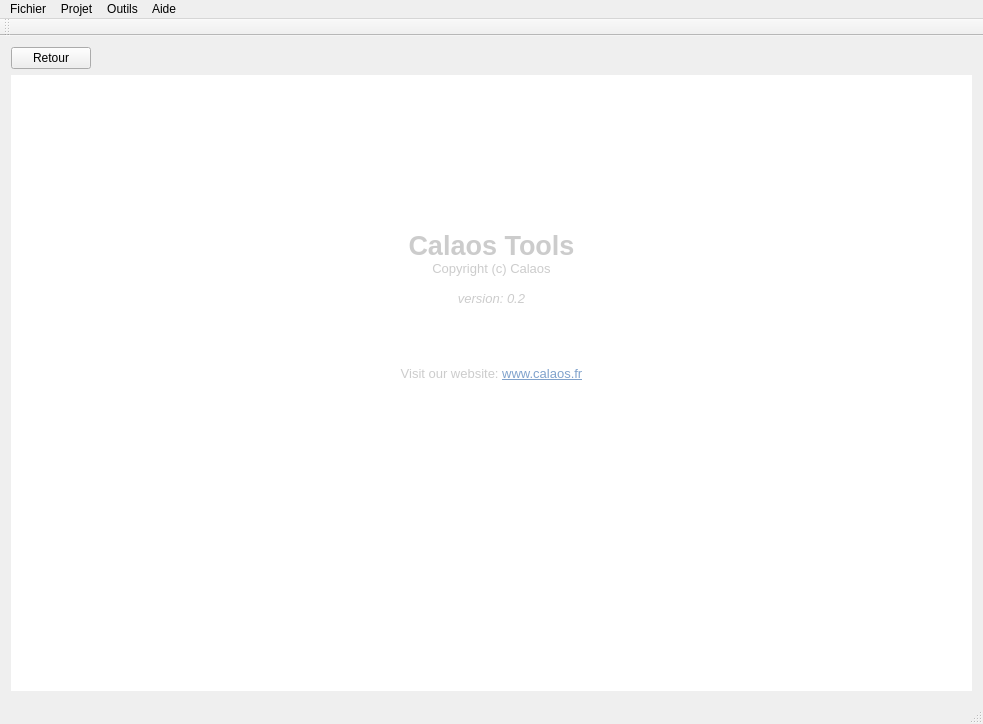
Old version of the form data/mainwindow.ui in the repository calaos/calaos_installer.
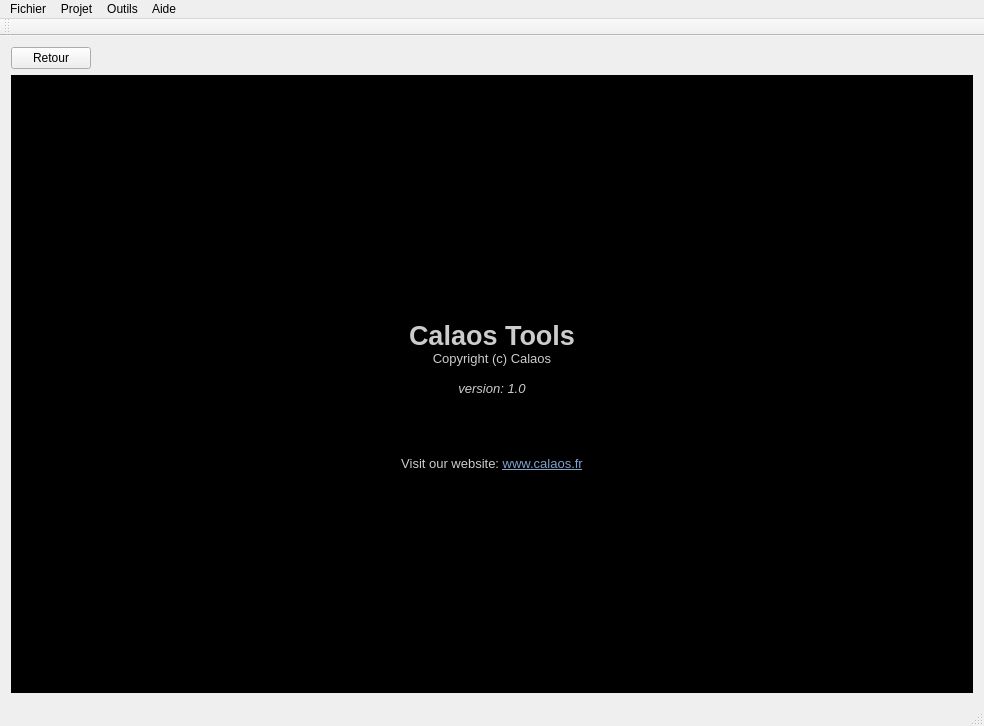
New version of the form. The open tabs and pages were chosen to show the change. Icons and pictures are not drawn. Custom widgets are drawn as their Qt base class.

Patch:
```diff
--- a/data/mainwindow.ui
+++ b/data/mainwindow.ui
@@ -6,8 +6,8 @@
    <rect>
     <x>0</x>
     <y>0</y>
-    <width>983</width>
-    <height>724</height>
+    <width>984</width>
+    <height>726</height>
    </rect>
   </property>
   <property name="windowTitle">
@@ -19,6 +19,9 @@
   </property>
   <widget class="QWidget" name="centralwidget">
    <layout class="QHBoxLayout" name="horizontalLayout">
+    <property name="spacing">
+     <number>0</number>
+    </property>
     <property name="margin">
      <number>0</number>
     </property>
@@ -91,6 +94,9 @@
            </item>
            <item>
             <widget class="QTextEdit" name="textEdit">
+             <property name="styleSheet">
+              <string notr="true">background-color: rgb(0, 0, 0);</string>
+             </property>
              <property name="frameShape">
               <enum>QFrame::NoFrame</enum>
              </property>
@@ -104,27 +110,32 @@
               <string>&lt;!DOCTYPE HTML PUBLIC &quot;-//W3C//DTD HTML 4.0//EN&quot; &quot;http://www.w3.org/TR/REC-html40/strict.dtd&quot;&gt;
 &lt;html&gt;&lt;head&gt;&lt;meta name=&quot;qrichtext&quot; content=&quot;1&quot; /&gt;&lt;style type=&quot;text/css&quot;&gt;
 p, li { white-space: pre-wrap; }
-&lt;/style&gt;&lt;/head&gt;&lt;body style=&quot; font-family:'Sans Serif'; font-size:10pt; font-weight:400; font-style:normal;&quot;&gt;
+&lt;/style&gt;&lt;/head&gt;&lt;body style=&quot; font-family:'Sans Serif'; font-size:11pt; font-weight:400; font-style:normal;&quot;&gt;
 &lt;table border=&quot;0&quot; style=&quot;-qt-table-type: root; margin-top:4px; margin-bottom:4px; margin-left:4px; margin-right:4px;&quot;&gt;
 &lt;tr&gt;
 &lt;td style=&quot;border: none;&quot;&gt;
 &lt;p style=&quot;-qt-paragraph-type:empty; margin-top:0px; margin-bottom:0px; margin-left:0px; margin-right:0px; -qt-block-indent:0; text-indent:0px;&quot;&gt;&lt;/p&gt;
 &lt;p style=&quot;-qt-paragraph-type:empty; margin-top:0px; margin-bottom:0px; margin-left:0px; margin-right:0px; -qt-block-indent:0; text-indent:0px;&quot;&gt;&lt;/p&gt;
 &lt;p style=&quot;-qt-paragraph-type:empty; margin-top:0px; margin-bottom:0px; margin-left:0px; margin-right:0px; -qt-block-indent:0; text-indent:0px;&quot;&gt;&lt;/p&gt;
-&lt;p align=&quot;center&quot; style=&quot;-qt-paragraph-type:empty; margin-top:0px; margin-bottom:0px; margin-left:0px; margin-right:0px; -qt-block-indent:0; text-indent:0px; font-family:'DejaVu Sans';&quot;&gt;&lt;/p&gt;
+&lt;p style=&quot;-qt-paragraph-type:empty; margin-top:0px; margin-bottom:0px; margin-left:0px; margin-right:0px; -qt-block-indent:0; text-indent:0px;&quot;&gt;&lt;/p&gt;
+&lt;p style=&quot;-qt-paragraph-type:empty; margin-top:0px; margin-bottom:0px; margin-left:0px; margin-right:0px; -qt-block-indent:0; text-indent:0px; font-size:10pt;&quot;&gt;&lt;/p&gt;
+&lt;p style=&quot;-qt-paragraph-type:empty; margin-top:0px; margin-bottom:0px; margin-left:0px; margin-right:0px; -qt-block-indent:0; text-indent:0px; font-size:10pt;&quot;&gt;&lt;/p&gt;
+&lt;p style=&quot;-qt-paragraph-type:empty; margin-top:0px; margin-bottom:0px; margin-left:0px; margin-right:0px; -qt-block-indent:0; text-indent:0px; font-size:10pt;&quot;&gt;&lt;/p&gt;
+&lt;p style=&quot;-qt-paragraph-type:empty; margin-top:0px; margin-bottom:0px; margin-left:0px; margin-right:0px; -qt-block-indent:0; text-indent:0px; font-size:10pt;&quot;&gt;&lt;/p&gt;
+&lt;p align=&quot;center&quot; style=&quot;-qt-paragraph-type:empty; margin-top:0px; margin-bottom:0px; margin-left:0px; margin-right:0px; -qt-block-indent:0; text-indent:0px; font-family:'DejaVu Sans'; font-size:10pt;&quot;&gt;&lt;/p&gt;
 &lt;p align=&quot;center&quot; style=&quot;-qt-paragraph-type:empty; margin-top:0px; margin-bottom:0px; margin-left:0px; margin-right:0px; -qt-block-indent:0; text-indent:0px; font-size:12pt; font-weight:600; color:#cccccc;&quot;&gt;&lt;/p&gt;
 &lt;p align=&quot;center&quot; style=&quot;-qt-paragraph-type:empty; margin-top:0px; margin-bottom:0px; margin-left:0px; margin-right:0px; -qt-block-indent:0; text-indent:0px; font-size:12pt; font-weight:600; color:#cccccc;&quot;&gt;&lt;/p&gt;
 &lt;p align=&quot;center&quot; style=&quot;-qt-paragraph-type:empty; margin-top:0px; margin-bottom:0px; margin-left:0px; margin-right:0px; -qt-block-indent:0; text-indent:0px; font-size:12pt; font-weight:600; color:#cccccc;&quot;&gt;&lt;/p&gt;
 &lt;p align=&quot;center&quot; style=&quot;-qt-paragraph-type:empty; margin-top:0px; margin-bottom:0px; margin-left:0px; margin-right:0px; -qt-block-indent:0; text-indent:0px; font-size:12pt; font-weight:600; color:#cccccc;&quot;&gt;&lt;/p&gt;
 &lt;p align=&quot;center&quot; style=&quot; margin-top:0px; margin-bottom:0px; margin-left:0px; margin-right:0px; -qt-block-indent:0; text-indent:0px;&quot;&gt;&lt;span style=&quot; font-size:20pt; font-weight:600; color:#cccccc;&quot;&gt;Calaos Tools&lt;/span&gt;&lt;/p&gt;
-&lt;p align=&quot;center&quot; style=&quot; margin-top:0px; margin-bottom:0px; margin-left:0px; margin-right:0px; -qt-block-indent:0; text-indent:0px;&quot;&gt;&lt;span style=&quot; color:#cccccc;&quot;&gt;Copyright (c) Calaos&lt;/span&gt;&lt;/p&gt;
-&lt;p align=&quot;center&quot; style=&quot;-qt-paragraph-type:empty; margin-top:0px; margin-bottom:0px; margin-left:0px; margin-right:0px; -qt-block-indent:0; text-indent:0px; color:#cccccc;&quot;&gt;&lt;/p&gt;
-&lt;p align=&quot;center&quot; style=&quot; margin-top:0px; margin-bottom:0px; margin-left:0px; margin-right:0px; -qt-block-indent:0; text-indent:0px;&quot;&gt;&lt;span style=&quot; font-style:italic; color:#cccccc;&quot;&gt;version: 0.2&lt;/span&gt;&lt;/p&gt;
-&lt;p align=&quot;center&quot; style=&quot;-qt-paragraph-type:empty; margin-top:0px; margin-bottom:0px; margin-left:0px; margin-right:0px; -qt-block-indent:0; text-indent:0px; font-style:italic; color:#cccccc;&quot;&gt;&lt;/p&gt;
-&lt;p align=&quot;center&quot; style=&quot;-qt-paragraph-type:empty; margin-top:0px; margin-bottom:0px; margin-left:0px; margin-right:0px; -qt-block-indent:0; text-indent:0px; color:#cccccc;&quot;&gt;&lt;/p&gt;
-&lt;p align=&quot;center&quot; style=&quot;-qt-paragraph-type:empty; margin-top:0px; margin-bottom:0px; margin-left:0px; margin-right:0px; -qt-block-indent:0; text-indent:0px; color:#cccccc;&quot;&gt;&lt;/p&gt;
-&lt;p align=&quot;center&quot; style=&quot;-qt-paragraph-type:empty; margin-top:0px; margin-bottom:0px; margin-left:0px; margin-right:0px; -qt-block-indent:0; text-indent:0px; color:#cccccc;&quot;&gt;&lt;/p&gt;
-&lt;p align=&quot;center&quot; style=&quot; margin-top:0px; margin-bottom:0px; margin-left:0px; margin-right:0px; -qt-block-indent:0; text-indent:0px;&quot;&gt;&lt;span style=&quot; color:#cccccc;&quot;&gt;Visit our website: &lt;/span&gt;&lt;a href=&quot;http://www.calaos.fr&quot;&gt;&lt;span style=&quot; text-decoration: underline; color:#80a2cc;&quot;&gt;www.calaos.fr&lt;/span&gt;&lt;/a&gt;&lt;/p&gt;
+&lt;p align=&quot;center&quot; style=&quot; margin-top:0px; margin-bottom:0px; margin-left:0px; margin-right:0px; -qt-block-indent:0; text-indent:0px;&quot;&gt;&lt;span style=&quot; font-size:10pt; color:#cccccc;&quot;&gt;Copyright (c) Calaos&lt;/span&gt;&lt;/p&gt;
+&lt;p align=&quot;center&quot; style=&quot;-qt-paragraph-type:empty; margin-top:0px; margin-bottom:0px; margin-left:0px; margin-right:0px; -qt-block-indent:0; text-indent:0px; font-size:10pt; color:#cccccc;&quot;&gt;&lt;/p&gt;
+&lt;p align=&quot;center&quot; style=&quot; margin-top:0px; margin-bottom:0px; margin-left:0px; margin-right:0px; -qt-block-indent:0; text-indent:0px;&quot;&gt;&lt;span style=&quot; font-size:10pt; font-style:italic; color:#cccccc;&quot;&gt;version: 1.0&lt;/span&gt;&lt;/p&gt;
+&lt;p align=&quot;center&quot; style=&quot;-qt-paragraph-type:empty; margin-top:0px; margin-bottom:0px; margin-left:0px; margin-right:0px; -qt-block-indent:0; text-indent:0px; font-size:10pt; font-style:italic; color:#cccccc;&quot;&gt;&lt;/p&gt;
+&lt;p align=&quot;center&quot; style=&quot;-qt-paragraph-type:empty; margin-top:0px; margin-bottom:0px; margin-left:0px; margin-right:0px; -qt-block-indent:0; text-indent:0px; font-size:10pt; color:#cccccc;&quot;&gt;&lt;/p&gt;
+&lt;p align=&quot;center&quot; style=&quot;-qt-paragraph-type:empty; margin-top:0px; margin-bottom:0px; margin-left:0px; margin-right:0px; -qt-block-indent:0; text-indent:0px; font-size:10pt; color:#cccccc;&quot;&gt;&lt;/p&gt;
+&lt;p align=&quot;center&quot; style=&quot;-qt-paragraph-type:empty; margin-top:0px; margin-bottom:0px; margin-left:0px; margin-right:0px; -qt-block-indent:0; text-indent:0px; font-size:10pt; color:#cccccc;&quot;&gt;&lt;/p&gt;
+&lt;p align=&quot;center&quot; style=&quot; margin-top:0px; margin-bottom:0px; margin-left:0px; margin-right:0px; -qt-block-indent:0; text-indent:0px;&quot;&gt;&lt;span style=&quot; font-size:10pt; color:#cccccc;&quot;&gt;Visit our website: &lt;/span&gt;&lt;a href=&quot;http://www.calaos.fr&quot;&gt;&lt;span style=&quot; font-size:10pt; text-decoration: underline; color:#80a2cc;&quot;&gt;www.calaos.fr&lt;/span&gt;&lt;/a&gt;&lt;/p&gt;
 &lt;p align=&quot;center&quot; style=&quot;-qt-paragraph-type:empty; margin-top:0px; margin-bottom:0px; margin-left:0px; margin-right:0px; -qt-block-indent:0; text-indent:0px; font-size:9pt; text-decoration: underline; color:#0000ee;&quot;&gt;&lt;/p&gt;
 &lt;p align=&quot;center&quot; style=&quot; margin-top:0px; margin-bottom:0px; margin-left:0px; margin-right:0px; -qt-block-indent:0; text-indent:0px;&quot;&gt;&lt;img src=&quot;:/img/calaos.png&quot; /&gt;&lt;/p&gt;&lt;/td&gt;&lt;/tr&gt;&lt;/table&gt;&lt;/body&gt;&lt;/html&gt;</string>
              </property>
@@ -144,8 +155,8 @@
     <rect>
      <x>0</x>
      <y>0</y>
-     <width>983</width>
-     <height>23</height>
+     <width>984</width>
+     <height>26</height>
     </rect>
    </property>
    <widget class="QMenu" name="menuFichier">
```
Left out of the diff: 11 changed lines with no effect on the pictures.
